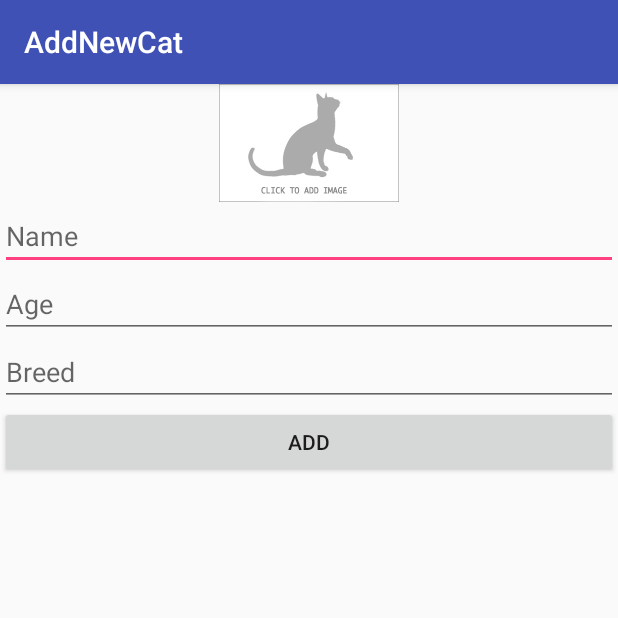
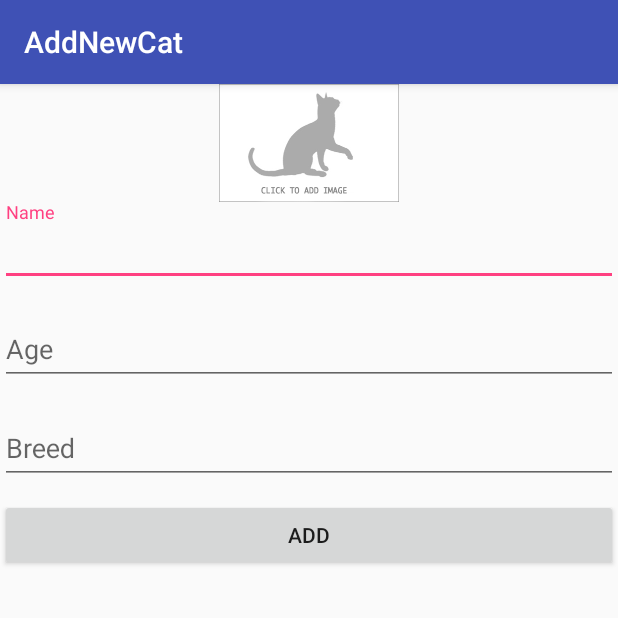
Before and after one commit to Yubvin/CatAndroidApp, an Android app: the AddActivity screen opened directly, with no data from a screen before it, on a phone screen of 412 x 824 dp, the top half of it. Run offline under Robolectric (Android 15) with nearby library versions, the phone set to English and light mode, and no system bars; our stand-ins replace RxJava; pictures from the network do not load.

Commit message:
Изменены EditText.

```diff
--- a/app/src/main/java/com/catandroidapp/adapter/CardAdapter.java
+++ b/app/src/main/java/com/catandroidapp/adapter/CardAdapter.java
@@ -112,6 +112,11 @@ public class CardAdapter extends RecyclerView.Adapter<CardAdapter.ViewHolder> {
         viewHolder.btnEdit.setOnClickListener(new View.OnClickListener() {
             @Override
             public void onClick(View v) {
+
+                viewHolder.editName.setText("");
+                viewHolder.editAge.setText("");
+                viewHolder.editBreed.setText("");
+
                 viewHolder.editName.setVisibility((viewHolder.editName.getVisibility() == View.VISIBLE)
                         ? View.GONE : View.VISIBLE);
 
--- a/app/src/main/res/layout/activity_add.xml
+++ b/app/src/main/res/layout/activity_add.xml
@@ -18,29 +18,48 @@
             android:adjustViewBounds="true"
             android:background="@color/cardview_light_background"/>
 
-        <EditText
+        <android.support.design.widget.TextInputLayout
             android:layout_width="match_parent"
-            android:layout_height="wrap_content"
-            android:inputType="textPersonName"
-            android:ems="10"
-            android:id="@+id/editText_name"
-            android:hint="Name" />
+            android:layout_height="wrap_content">
 
-        <EditText
+            <EditText
+                android:id="@+id/editText_name"
+                android:layout_width="match_parent"
+                android:layout_height="match_parent"
+                android:layout_marginBottom="10dp"
+                android:hint="Name"
+                android:textColor="@android:color/black"
+                android:textColorHint="@android:color/white" />
+        </android.support.design.widget.TextInputLayout>
+
+        <android.support.design.widget.TextInputLayout
             android:layout_width="match_parent"
-            android:layout_height="wrap_content"
-            android:inputType="number"
-            android:ems="10"
-            android:id="@+id/editText_age"
-            android:hint="Age" />
+            android:layout_height="wrap_content">
 
-        <EditText
+            <EditText
+                android:id="@+id/editText_age"
+                android:layout_width="match_parent"
+                android:layout_height="match_parent"
+                android:layout_marginBottom="10dp"
+                android:inputType="number"
+                android:hint="Age"
+                android:textColor="@android:color/black"
+                android:textColorHint="@android:color/white" />
+        </android.support.design.widget.TextInputLayout>
+
+        <android.support.design.widget.TextInputLayout
             android:layout_width="match_parent"
-            android:layout_height="wrap_content"
-            android:inputType="textPersonName"
-            android:ems="10"
-            android:id="@+id/editText_breed"
-            android:hint="Breed" />
+            android:layout_height="wrap_content">
+
+            <EditText
+                android:id="@+id/editText_breed"
+                android:layout_width="match_parent"
+                android:layout_height="wrap_content"
+                android:layout_marginBottom="10dp"
+                android:hint="Breed"
+                android:textColor="@android:color/black"
+                android:textColorHint="@android:color/white" />
+        </android.support.design.widget.TextInputLayout>
 
         <Button
             android:text="Add"
```
Also changed, not shown: app/src/main/res/layout/activity_seach.xml (+11 -4 lines), app/src/main/res/layout/recycler_view.xml (+39 -16 lines).
